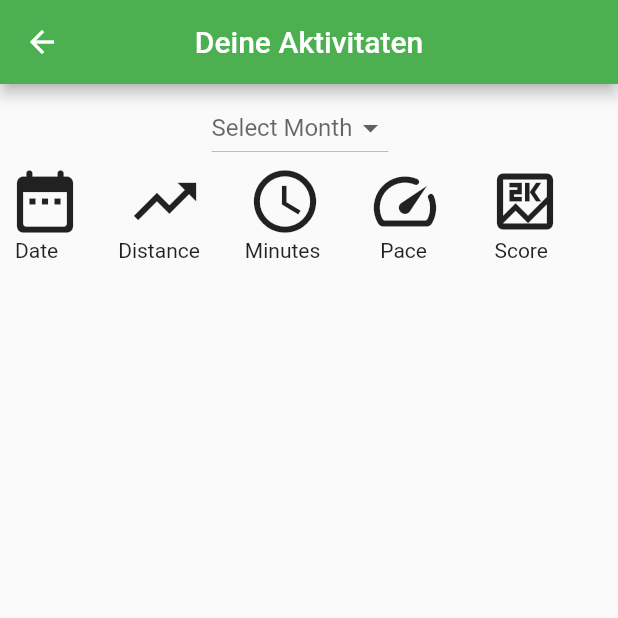
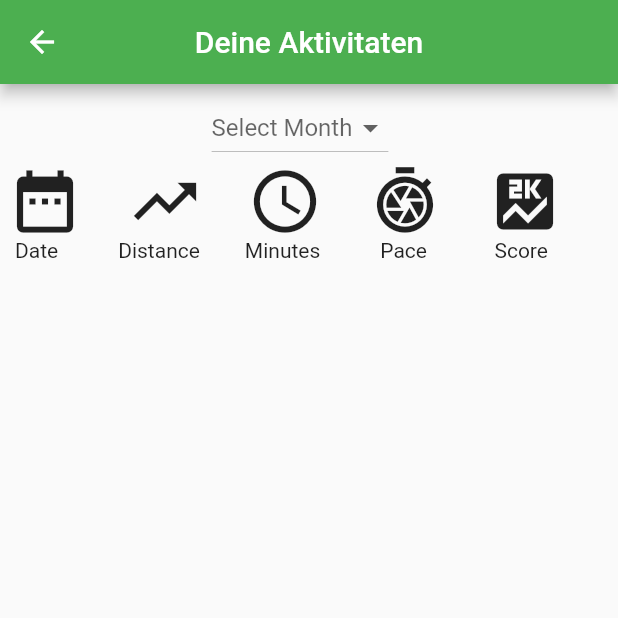
Before and after one commit to daniyalsajid/UBT, a Flutter app: the Weekprogress screen opened directly, on a phone screen of 412 x 824 dp, the top half of it. Run offline on Flutter 3.47's test engine with Material 2 defaults, Android fonts, the phone set to English and light mode, and no system bars; our stand-ins replace charts_flutter, date_field, firebase_auth, firebase_core, firebase_database; missing offline and left inert: dart:ffi, duration, firebase_auth_web, firebase_core_web, flutter_picker; accounts and stored records are empty.

Commit message:
icons changes

```diff
--- a/lib/screens/progress_screens/week_progress.dart
+++ b/lib/screens/progress_screens/week_progress.dart
@@ -27,73 +27,73 @@ class _WeekprogressState extends State<Weekprogress> {
     const Item(
         'Jan',
         Icon(
-          Icons.calendar_today_rounded,
+          Icons.calendar_today,
           color: const Color(0xFF167F67),
         )),
     const Item(
         'Feb',
         Icon(
-          Icons.calendar_today_rounded,
+          Icons.calendar_today,
           color: const Color(0xFF167F67),
         )),
     const Item(
         'Mar',
         Icon(
-          Icons.calendar_today_rounded,
+          Icons.calendar_today,
           color: const Color(0xFF167F67),
         )),
     const Item(
         'Apr',
         Icon(
-          Icons.calendar_today_rounded,
+          Icons.calendar_today,
           color: const Color(0xFF167F67),
         )),
     const Item(
         'May',
         Icon(
-          Icons.calendar_today_rounded,
+          Icons.calendar_today,
           color: const Color(0xFF167F67),
         )),
     const Item(
         'Jun',
         Icon(
-          Icons.calendar_today_rounded,
+          Icons.calendar_today,
           color: const Color(0xFF167F67),
         )),
     const Item(
         'Jul',
         Icon(
-          Icons.calendar_today_rounded,
+          Icons.calendar_today,
           color: const Color(0xFF167F67),
         )),
     const Item(
         'Aug',
         Icon(
-          Icons.calendar_today_rounded,
+          Icons.calendar_today,
           color: const Color(0xFF167F67),
         )),
     const Item(
         'Sep',
         Icon(
-          Icons.calendar_today_rounded,
+          Icons.calendar_today,
           color: const Color(0xFF167F67),
         )),
     const Item(
         'Oct',
         Icon(
-          Icons.calendar_today_rounded,
+          Icons.calendar_today,
           color: const Color(0xFF167F67),
         )),
     const Item(
         'Nov',
         Icon(
-          Icons.calendar_today_rounded,
+          Icons.calendar_today,
           color: const Color(0xFF167F67),
         )),
     const Item(
         'Dec',
         Icon(
-          Icons.calendar_today_rounded,
+          Icons.calendar_today,
           color: const Color(0xFF167F67),
         )),
   ];
@@ -359,7 +359,7 @@ class _WeekprogressState extends State<Weekprogress> {
                     Align(
                         alignment: Alignment.centerLeft,
                         child: Icon(
-                          Icons.date_range_rounded,
+                          Icons.date_range,
                           size: 50,
                         )),
                     SizedBox(
@@ -368,7 +368,7 @@ class _WeekprogressState extends State<Weekprogress> {
                     Align(
                         alignment: Alignment.center,
                         child: Icon(
-                          Icons.trending_up_outlined,
+                          Icons.trending_up,
                           size: 50,
                         )),
                     SizedBox(
@@ -386,7 +386,7 @@ class _WeekprogressState extends State<Weekprogress> {
                     Align(
                         alignment: Alignment.center,
                         child: Icon(
-                          Icons.speed_rounded,
+                          Icons.shutter_speed,
                           size: 50,
                         )),
                     SizedBox(
@@ -395,7 +395,7 @@ class _WeekprogressState extends State<Weekprogress> {
                     Align(
                         alignment: Alignment.centerRight,
                         child: Icon(
-                          Icons.score_outlined,
+                          Icons.score,
                           size: 50,
                         )),
                   ],
```
Also changed, not shown: lib/screens/home/home_screen.dart (+5 -5 lines), lib/screens/progress_screens/user_data.dart (+24 -24 lines), lib/screens/progress_screens/user_data1.dart (+21 -16 lines).
